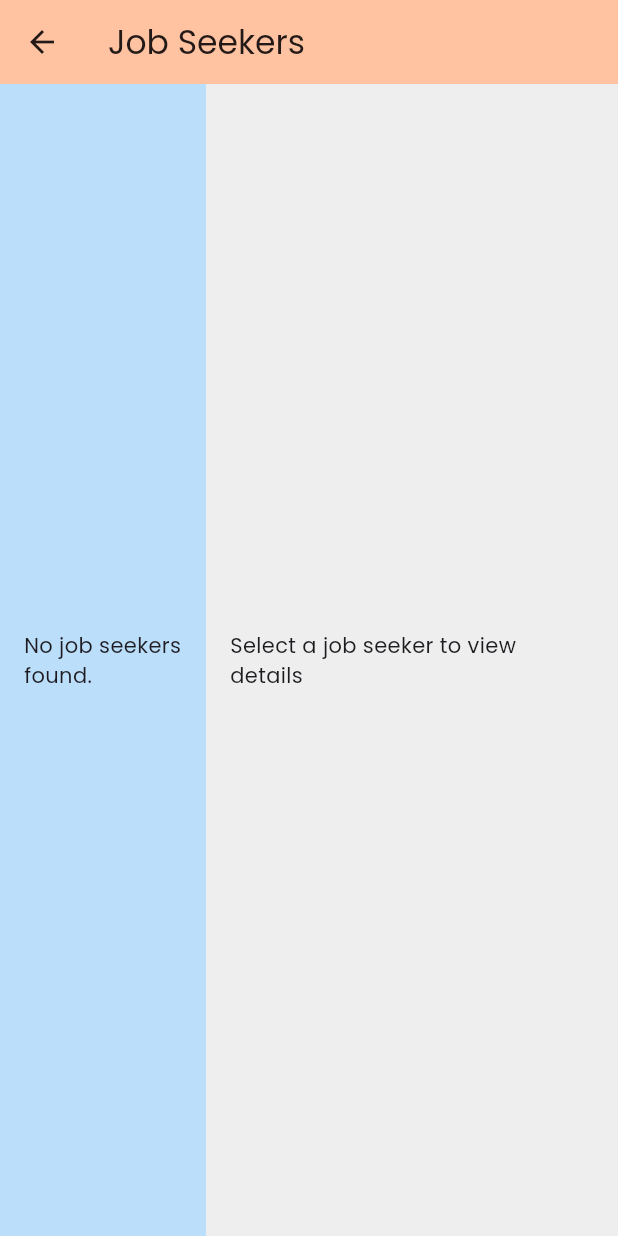
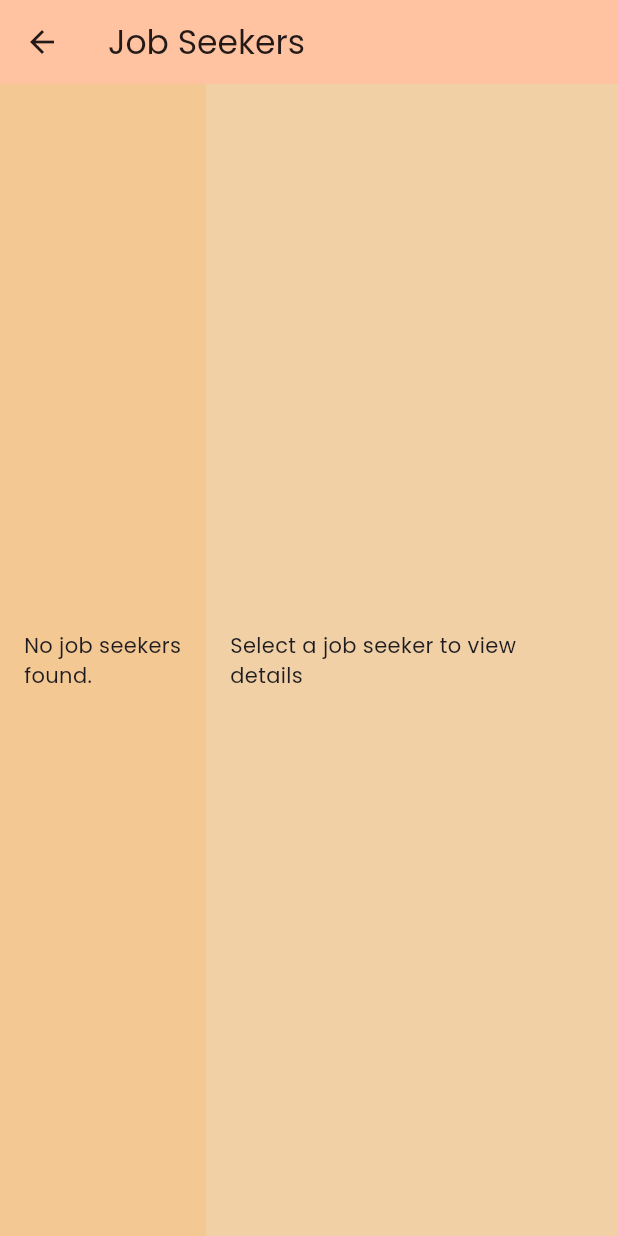
Before and after one commit to Randil-Hasanga/third_year_project_web_team_14, a Flutter app: the JobSeeker screen opened directly, on a phone screen of 412 x 824 dp. Run offline on Flutter 3.47's test engine with Material 3 defaults, Android fonts, the phone set to English and light mode, and no system bars; our stand-ins replace cloud_firestore, file_picker, firebase_auth, firebase_core, firebase_storage, flutter_image_compress and 4 more; missing offline and left inert: emailjs, flutter_pdfview; accounts and stored records are empty.

Commit message:
Change colors of job seeker

```diff
--- a/jms_desktop/lib/pages/job_seeker.dart
+++ b/jms_desktop/lib/pages/job_seeker.dart
@@ -39,7 +39,7 @@ class _JobSeekerState extends State<JobSeeker> {
           Expanded(
             flex: 1,
             child: Container(
-              color: Colors.blue[100], // Set background color for left panel
+              color: Color.fromARGB(255, 244, 200, 147), // Set background color for left panel
               padding: const EdgeInsets.all(16.0),
               child: FutureBuilder<List<Map<String, dynamic>>?>(
                 future: _futureJobSeekers,
@@ -107,7 +107,7 @@ class _JobSeekerState extends State<JobSeeker> {
           Expanded(
             flex: 2,
             child: Container(
-              color: Colors.grey[200], // Set background color for right panel
+              color: Color.fromARGB(255, 240, 208, 164), // Set background color for right panel
               padding: const EdgeInsets.all(16.0),
               child: _selectedJobSeeker != null
                   ? SingleChildScrollView(
@@ -170,7 +170,7 @@ class _JobSeekerState extends State<JobSeeker> {
       children: [
         Text(
           title,
-          style: TextStyle(fontSize: 20, fontWeight: FontWeight.bold, color: Colors.blue),
+          style: TextStyle(fontSize: 20, fontWeight: FontWeight.bold, color: Color.fromARGB(255, 0, 0, 0)),
         ),
         SizedBox(height: 16.0),
         ...content,
```
